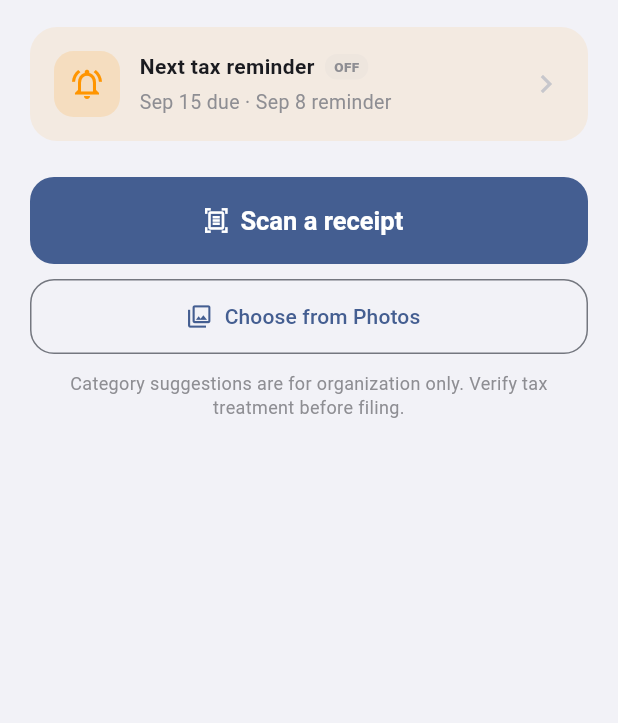
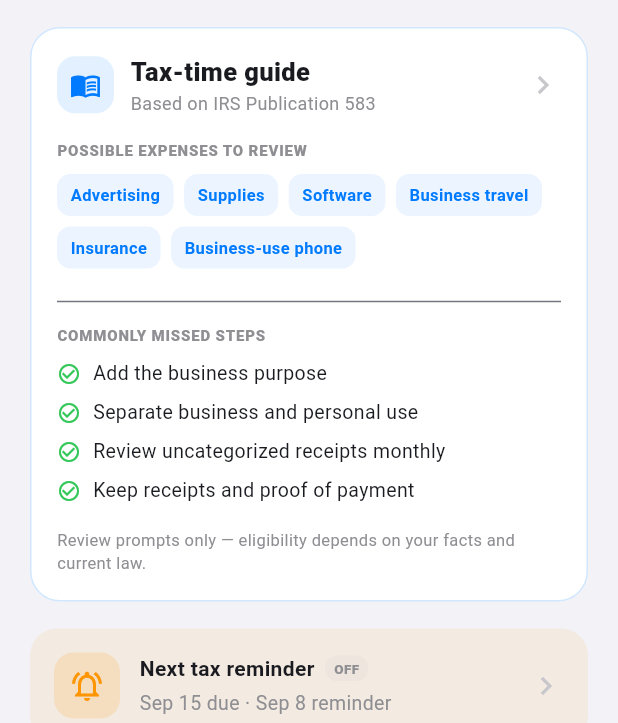
Before and after one commit to bambi2008/receiptsnap, a Flutter app: the CameraScreen screen opened directly, on a phone screen of 412 x 824 dp, the part 513-1236 px from its top. Run offline on Flutter 3.47's test engine with Material 3 defaults, Android fonts, the light colour scheme and no system bars; our stand-ins replace csv, flutter_slidable, hive, hive_flutter, image_picker, share_plus; accounts and stored records are empty.

Commit message:
Surface IRS tax guidance on home

```diff
--- a/app/lib/screens/camera_screen.dart
+++ b/app/lib/screens/camera_screen.dart
@@ -278,6 +278,15 @@ class _CameraScreenState extends State<CameraScreen> {
                   ],
                 ),
                 const SizedBox(height: 18),
+                _TaxGuideCard(
+                  onTap: () => Navigator.push(
+                    context,
+                    MaterialPageRoute(
+                      builder: (_) => const TaxRemindersScreen(),
+                    ),
+                  ),
+                ),
+                const SizedBox(height: 18),
                 _ReminderCard(
                   deadline: nextDeadline,
                   enabled: remindersEnabled,
@@ -353,6 +362,178 @@ class _CameraScreenState extends State<CameraScreen> {
                 ),
               ),
             ),
+        ],
+      ),
+    );
+  }
+}
+
+class _TaxGuideCard extends StatelessWidget {
+  final VoidCallback onTap;
+
+  const _TaxGuideCard({required this.onTap});
+
+  @override
+  Widget build(BuildContext context) {
+    return Material(
+      color: Theme.of(context).cardColor,
+      borderRadius: BorderRadius.circular(20),
+      child: InkWell(
+        onTap: onTap,
+        borderRadius: BorderRadius.circular(20),
+        child: Container(
+          padding: const EdgeInsets.all(17),
+          decoration: BoxDecoration(
+            borderRadius: BorderRadius.circular(20),
+            border: Border.all(color: AppTheme.blue.withValues(alpha: 0.18)),
+          ),
+          child: Column(
+            crossAxisAlignment: CrossAxisAlignment.start,
+            children: [
+              Row(
+                children: [
+                  Container(
+                    width: 38,
+                    height: 38,
+                    decoration: BoxDecoration(
+                      color: AppTheme.blue.withValues(alpha: 0.11),
+                      borderRadius: BorderRadius.circular(12),
+                    ),
+                    child: const Icon(
+                      Icons.menu_book_outlined,
+                      color: AppTheme.blue,
+                      size: 21,
+                    ),
+                  ),
+                  const SizedBox(width: 11),
+                  const Expanded(
+                    child: Column(
+                      crossAxisAlignment: CrossAxisAlignment.start,
+                      children: [
+                        Text(
+                          'Tax-time guide',
+                          style: TextStyle(
+                            fontSize: 17,
+                            fontWeight: FontWeight.w800,
+                          ),
+                        ),
+                        Text(
+                          'Based on IRS Publication 583',
+                          style: TextStyle(
+                            color: AppTheme.textSecondary,
+                            fontSize: 12,
+                          ),
+                        ),
+                      ],
+                    ),
+                  ),
+                  const Icon(Icons.chevron_right, color: AppTheme.textTertiary),
+                ],
+              ),
+              const SizedBox(height: 16),
+              const Text(
+                'POSSIBLE EXPENSES TO REVIEW',
+                style: TextStyle(
+                  color: AppTheme.textSecondary,
+                  fontSize: 10,
+                  fontWeight: FontWeight.w800,
+                  letterSpacing: 0.55,
+                ),
+              ),
+              const SizedBox(height: 9),
+              const Wrap(
+                spacing: 7,
+                runSpacing: 7,
+                children: [
+                  _GuideChip(label: 'Advertising'),
+                  _GuideChip(label: 'Supplies'),
+                  _GuideChip(label: 'Software'),
+                  _GuideChip(label: 'Business travel'),
+                  _GuideChip(label: 'Insurance'),
+                  _GuideChip(label: 'Business-use phone'),
+                ],
+              ),
+              const SizedBox(height: 14),
+              Divider(color: Theme.of(context).dividerColor),
+              const SizedBox(height: 7),
+              const Text(
+                'COMMONLY MISSED STEPS',
+                style: TextStyle(
+                  color: AppTheme.textSecondary,
+                  fontSize: 10,
+                  fontWeight: FontWeight.w800,
+                  letterSpacing: 0.55,
+                ),
+              ),
+              const SizedBox(height: 9),
+              const _GuideStep(text: 'Add the business purpose'),
+              const _GuideStep(text: 'Separate business and personal use'),
+              const _GuideStep(text: 'Review uncategorized receipts monthly'),
+              const _GuideStep(text: 'Keep receipts and proof of payment'),
+              const SizedBox(height: 10),
+              const Text(
+                'Review prompts only — eligibility depends on your facts and current law.',
+                style: TextStyle(
+                  color: AppTheme.textSecondary,
+                  fontSize: 11,
+                  height: 1.35,
+                ),
+              ),
+            ],
+          ),
+        ),
+      ),
+    );
+  }
+}
+
+class _GuideChip extends StatelessWidget {
+  final String label;
+
+  const _GuideChip({required this.label});
+
+  @override
+  Widget build(BuildContext context) {
+    return Container(
+      padding: const EdgeInsets.symmetric(horizontal: 9, vertical: 6),
+      decoration: BoxDecoration(
+        color: AppTheme.blue.withValues(alpha: 0.08),
+        borderRadius: BorderRadius.circular(9),
+      ),
+      child: Text(
+        label,
+        style: const TextStyle(
+          color: AppTheme.blue,
+          fontSize: 11,
+          fontWeight: FontWeight.w600,
+        ),
+      ),
+    );
+  }
+}
+
+class _GuideStep extends StatelessWidget {
+  final String text;
+
+  const _GuideStep({required this.text});
+
+  @override
+  Widget build(BuildContext context) {
+    return Padding(
+      padding: const EdgeInsets.only(bottom: 7),
+      child: Row(
+        crossAxisAlignment: CrossAxisAlignment.start,
+        children: [
+          const Padding(
+            padding: EdgeInsets.only(top: 2),
+            child: Icon(
+              Icons.check_circle_outline,
+              size: 16,
+              color: AppTheme.green,
+            ),
+          ),
+          const SizedBox(width: 8),
+          Expanded(child: Text(text, style: const TextStyle(fontSize: 13))),
         ],
       ),
     );
```
Also changed, not shown: 1 other file.
